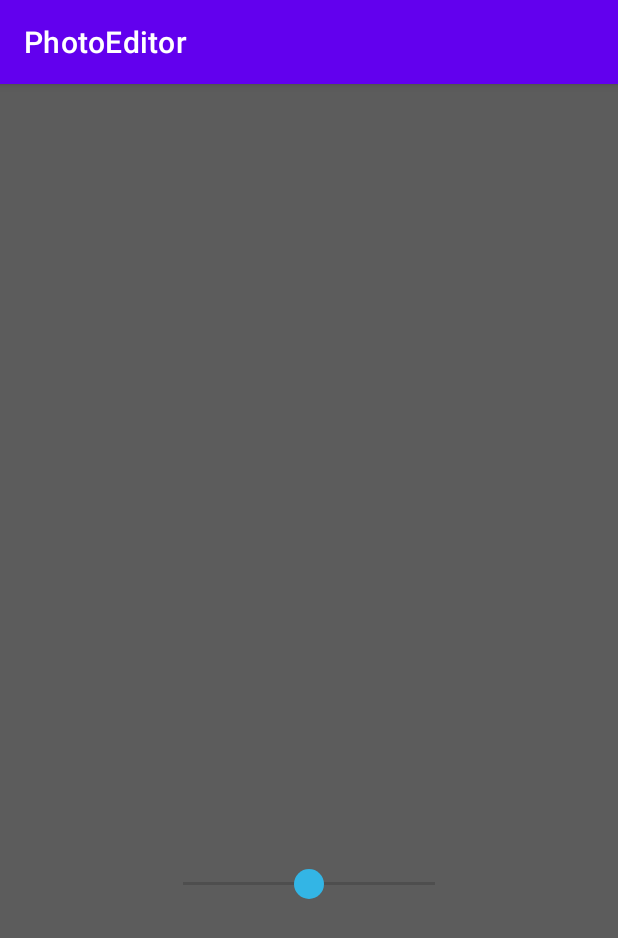
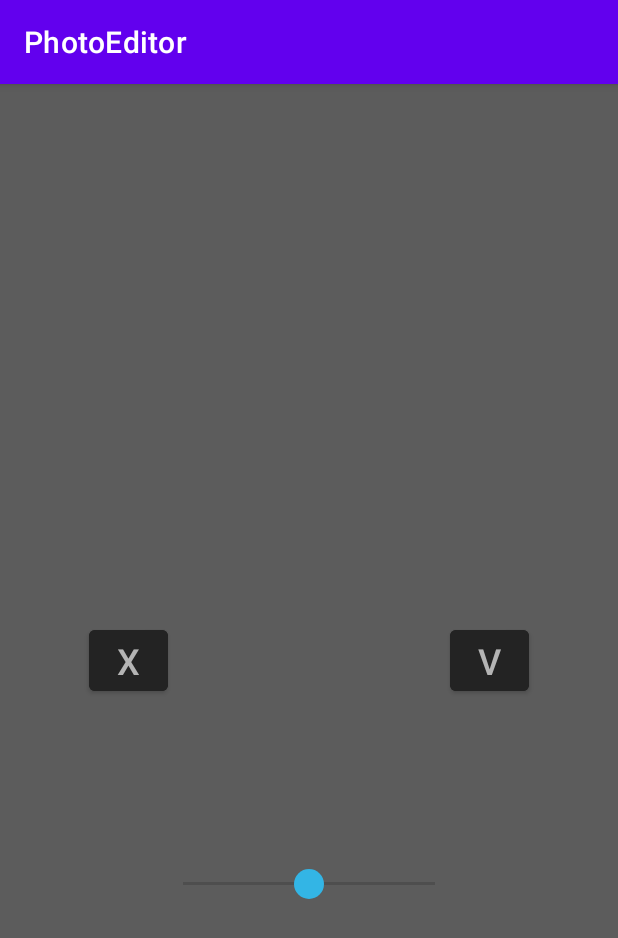
Before and after one commit to BKowalskiOff/MobilePhotoEditor, an Android app: the fragment EffectConfig shown on its own in the app's theme, on a phone screen of 412 x 824 dp. Shown: the top 938 px of the screen. Run offline under Robolectric (Android 15) with nearby library versions, the phone set to English and light mode, and no system bars; 1 statement that could not run was skipped.

```diff
--- a/app/src/main/res/layout/fragment_effect_config.xml
+++ b/app/src/main/res/layout/fragment_effect_config.xml
@@ -13,11 +13,11 @@
         android:id="@+id/textView_effect_type"
         android:layout_width="wrap_content"
         android:layout_height="wrap_content"
+        android:padding="4sp"
         android:text=""
+        android:textColor="@color/menu_button_text_dark_grey"
+        android:textFontWeight="5"
         android:textSize="24sp"
-        android:textFontWeight="5"
-        android:textColor="@color/menu_button_text_dark_grey"
-        android:padding="4sp"
         app:layout_constraintBottom_toTopOf="@+id/seekBar_effect_val"
         app:layout_constraintEnd_toEndOf="parent"
         app:layout_constraintStart_toStartOf="parent"
@@ -28,7 +28,7 @@
         android:layout_width="200dp"
         android:layout_height="wrap_content"
         android:indeterminate="false"
-        android:max="1024"
+        android:max="1023"
         android:progress="512"
         android:progressTint="@android:color/transparent"
         android:thumb="@drawable/thumb_image"
@@ -38,5 +38,66 @@
         app:layout_constraintTop_toTopOf="parent"
         app:layout_constraintVertical_bias="0.7" />
 
+    <ProgressBar
+        android:id="@+id/progressBar_processing_image"
+        style="?android:attr/progressBarStyle"
+        android:layout_width="wrap_content"
+        android:layout_height="wrap_content"
+        android:visibility="gone"
+        app:layout_constraintBottom_toBottomOf="parent"
+        app:layout_constraintEnd_toEndOf="parent"
+        app:layout_constraintStart_toStartOf="parent"
+        app:layout_constraintTop_toTopOf="parent" />
+
+    <Button
+        android:id="@+id/button_apply"
+        android:layout_width="wrap_content"
+        android:layout_height="wrap_content"
+        android:layout_marginTop="8dp"
+        android:backgroundTint="@color/menu_background_darker_grey"
+        android:text="@string/apply"
+        android:textAllCaps="false"
+        android:textColor="@color/menu_button_text_dark_grey"
+        android:visibility="gone"
+        app:layout_constraintBottom_toBottomOf="@+id/seekBar_effect_val"
+        app:layout_constraintEnd_toEndOf="parent"
+        app:layout_constraintStart_toStartOf="parent"
+        app:layout_constraintTop_toBottomOf="@+id/textView_effect_type"
+        app:layout_constraintVertical_bias="0.0" />
+
+    <Button
+        android:id="@+id/button_revert"
+        android:layout_width="0dp"
+        android:layout_height="wrap_content"
+        app:layout_constraintDimensionRatio="1:1"
+        android:layout_marginEnd="64dp"
+        android:backgroundTint="@color/menu_background_darker_grey"
+        android:textSize="24dp"
+        android:text="@string/revert"
+        android:textAllCaps="false"
+        android:textColor="@color/menu_button_text_dark_grey"
+        app:layout_constraintBottom_toBottomOf="parent"
+        app:layout_constraintEnd_toStartOf="@+id/button_accept"
+        app:layout_constraintHorizontal_bias="0.5"
+        app:layout_constraintStart_toStartOf="parent"
+        app:layout_constraintTop_toTopOf="parent" />
+
+    <Button
+        android:id="@+id/button_accept"
+        android:layout_width="0dp"
+        android:layout_height="wrap_content"
+        app:layout_constraintDimensionRatio="1:1"
+        android:layout_marginStart="64dp"
+        android:backgroundTint="@color/menu_background_darker_grey"
+        android:textSize="24dp"
+        android:text="@string/accept"
+        android:textAllCaps="false"
+        android:textColor="@color/menu_button_text_dark_grey"
+        app:layout_constraintBottom_toBottomOf="parent"
+        app:layout_constraintEnd_toEndOf="parent"
+        app:layout_constraintHorizontal_bias="0.5"
+        app:layout_constraintStart_toEndOf="@+id/button_revert"
+        app:layout_constraintTop_toTopOf="parent" />
+
 
 </androidx.constraintlayout.widget.ConstraintLayout>
--- a/app/src/main/res/values/strings.xml
+++ b/app/src/main/res/values/strings.xml
@@ -1,9 +1,8 @@
-<resources>
+<resources xmlns:tools="http://schemas.android.com/tools">
     <string name="app_name">PhotoEditor</string>
     <string name="temp_images_dir">temp_images</string>
     <string name="temp_image">temp_image.jpg</string>
     <string name="authorities">com.example.fileprovider</string>
-    <!-- TODO: Remove or change this placeholder text -->
     <string name="hello_blank_fragment">Hello blank fragment</string>
     <string name="brightness">Jasność</string>
     <string name="sharpness">Ostrość</string>
@@ -11,4 +10,7 @@
     <string name="contrast">Kontrast</string>
     <string name="colour_balance">Balans \nkolorów</string>
     <string name="gamma_correction">Korekcja gamma</string>
+    <string name="apply">Zastosuj</string>
+    <string name="revert">X</string>
+    <string name="accept">V</string>
 </resources>
```
Also changed, not shown: app/src/main/java/com/example/photoeditor/EffectConfig.kt (+12 -1 lines), app/src/main/java/com/example/photoeditor/MainActivity.kt (+18 -8 lines), app/src/main/java/com/example/photoeditor/photo_classes/BlurEffect.kt (+87 -29 lines), app/src/main/java/com/example/photoeditor/photo_classes/BrightnessEffect.kt (+27 -10 lines), app/src/main/java/com/example/photoeditor/photo_classes/ContrastEffect.kt (+17 -7 lines), app/src/main/java/com/example/photoeditor/photo_classes/IEffectFactory.kt (+6 -1 lines), app/src/main/java/com/example/photoeditor/photo_classes/SharpnessEffect.kt (+32 -15 lines).
